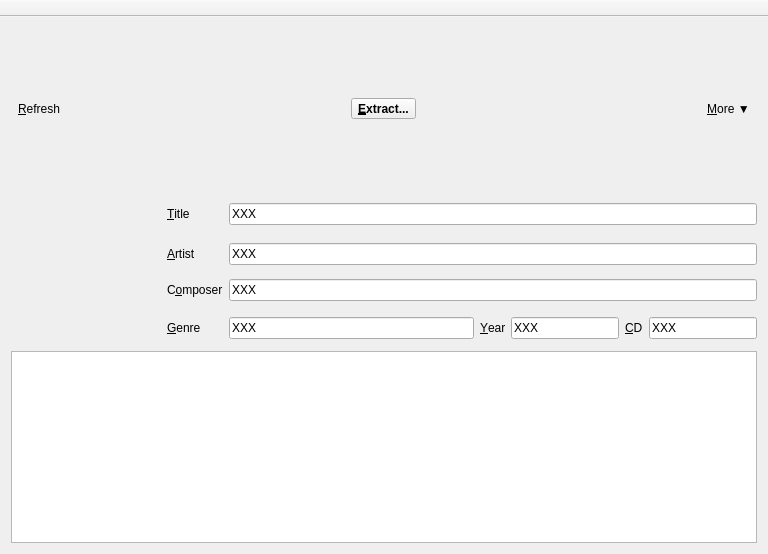
Old version of the form mainwindow.ui in the repository genosse-einhorn/cdda-extractor.
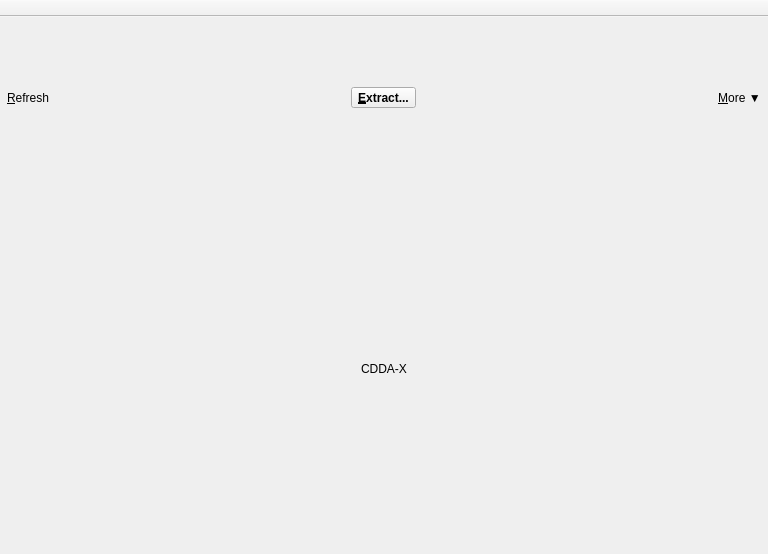
New version of the form. Icons and pictures are not drawn. Custom widgets are drawn as their Qt base class.

Commit message: custom start and no medium screen in main window instead of error message

The edit to the form file:
```diff
--- a/mainwindow.ui
+++ b/mainwindow.ui
@@ -15,6 +15,18 @@
   </property>
   <widget class="QWidget" name="centralWidget">
    <layout class="QVBoxLayout" name="verticalLayout">
+    <property name="leftMargin">
+     <number>0</number>
+    </property>
+    <property name="topMargin">
+     <number>0</number>
+    </property>
+    <property name="rightMargin">
+     <number>0</number>
+    </property>
+    <property name="bottomMargin">
+     <number>0</number>
+    </property>
     <item>
      <layout class="QHBoxLayout" name="hlToolbar">
       <item>
@@ -106,6 +118,13 @@
      </layout>
     </item>
     <item>
+     <widget class="QStackedWidget" name="stackedWidget">
+      <property name="currentIndex">
+       <number>2</number>
+      </property>
+      <widget class="QWidget" name="metadataPage">
+       <layout class="QVBoxLayout" name="verticalLayout1">
+        <item>
      <widget class="QWidget" name="metadataWidget" native="true">
       <layout class="QGridLayout" name="gridLayout" columnstretch="1,0,2,0,0,0,0">
        <property name="leftMargin">
@@ -276,6 +295,38 @@
       <attribute name="verticalHeaderVisible">
        <bool>false</bool>
       </attribute>
+         </widget>
+        </item>
+       </layout>
+      </widget>
+      <widget class="QWidget" name="nocdPage">
+       <layout class="QGridLayout" name="gridLayout_2">
+        <item row="0" column="0">
+         <widget class="QLabel" name="label">
+          <property name="text">
+           <string>No Audio CD found :(</string>
+          </property>
+          <property name="alignment">
+           <set>Qt::AlignCenter</set>
+          </property>
+         </widget>
+        </item>
+       </layout>
+      </widget>
+      <widget class="QWidget" name="startPage">
+       <layout class="QGridLayout" name="gridLayout_3">
+        <item row="0" column="0">
+         <widget class="QLabel" name="label_2">
+          <property name="text">
+           <string>CDDA-X</string>
+          </property>
+          <property name="alignment">
+           <set>Qt::AlignCenter</set>
+          </property>
+         </widget>
+        </item>
+       </layout>
+      </widget>
      </widget>
     </item>
    </layout>
```
Lines whose indentation alone changed are shown as unchanged. The commit also changes 9 other files.
